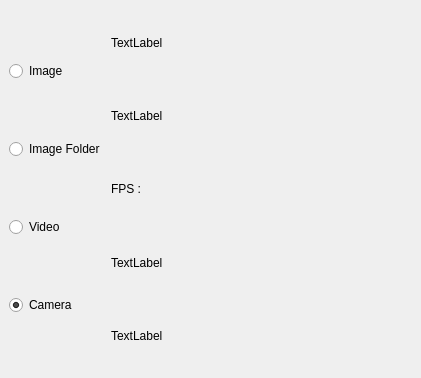
First picture: the form in SeaGoatVision/client/qt/uifiles/WinSource.ui, repository Octets/SeaGoatVision, before the edit.
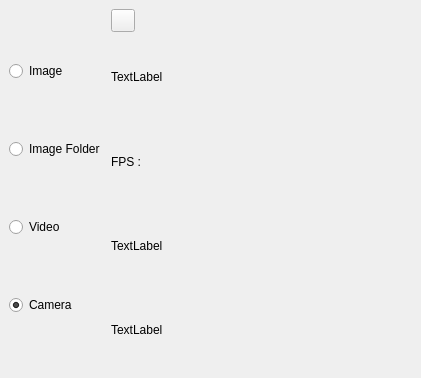
Second picture: the form after the edit.

Commit message: Adding button record for webcam.

Patch:
```diff
--- a/SeaGoatVision/client/qt/uifiles/WinSource.ui
+++ b/SeaGoatVision/client/qt/uifiles/WinSource.ui
@@ -67,13 +67,6 @@
     </item>
     <item>
      <layout class="QGridLayout" name="gridLayout_2">
-      <item row="0" column="0">
-       <widget class="QLabel" name="label">
-        <property name="text">
-         <string>TextLabel</string>
-        </property>
-       </widget>
-      </item>
       <item row="1" column="0">
        <widget class="QLabel" name="label_2">
         <property name="text">
@@ -137,6 +130,13 @@
         </item>
        </layout>
       </item>
+      <item row="0" column="0">
+       <widget class="QToolButton" name="recordButton">
+        <property name="text">
+         <string/>
+        </property>
+       </widget>
+      </item>
      </layout>
     </item>
    </layout>
```
The commit also changes 4 other files.
